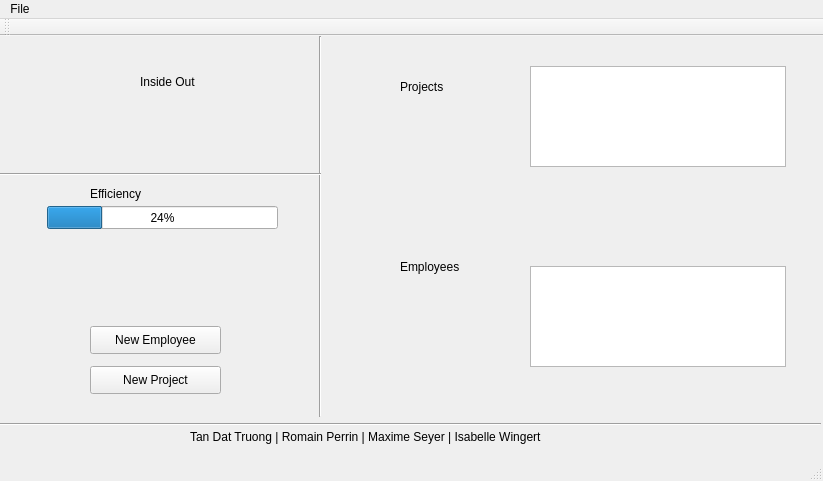
Before: the Qt Designer form mainwindow.ui in Romain96/M2S3_QualiteERP, drawn with Qt 5.
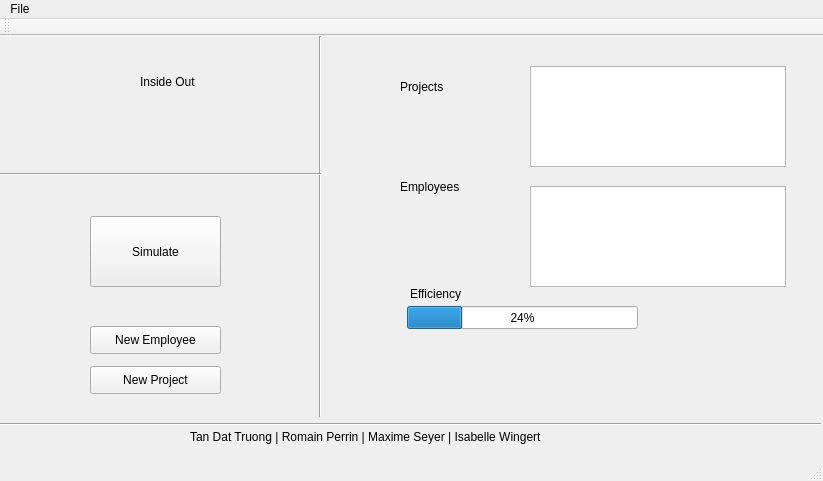
After: the same form once the commit is applied.

Commit message: simulate button

Diff of the .ui file:
```diff
--- a/mainwindow.ui
+++ b/mainwindow.ui
@@ -46,8 +46,8 @@
    <widget class="QProgressBar" name="progressBar">
     <property name="geometry">
      <rect>
-      <x>47</x>
-      <y>170</y>
+      <x>407</x>
+      <y>270</y>
       <width>231</width>
       <height>23</height>
      </rect>
@@ -69,8 +69,8 @@
    <widget class="QLabel" name="label_2">
     <property name="geometry">
      <rect>
-      <x>90</x>
-      <y>150</y>
+      <x>410</x>
+      <y>250</y>
       <width>61</width>
       <height>16</height>
      </rect>
@@ -135,7 +135,7 @@
     <property name="geometry">
      <rect>
       <x>400</x>
-      <y>220</y>
+      <y>140</y>
       <width>111</width>
       <height>21</height>
      </rect>
@@ -148,7 +148,7 @@
     <property name="geometry">
      <rect>
       <x>530</x>
-      <y>230</y>
+      <y>150</y>
       <width>256</width>
       <height>101</height>
      </rect>
@@ -180,6 +180,19 @@
      <string>New Employee</string>
     </property>
    </widget>
+   <widget class="QPushButton" name="pushButton_3">
+    <property name="geometry">
+     <rect>
+      <x>90</x>
+      <y>180</y>
+      <width>131</width>
+      <height>71</height>
+     </rect>
+    </property>
+    <property name="text">
+     <string>Simulate</string>
+    </property>
+   </widget>
   </widget>
   <widget class="QMenuBar" name="menuBar">
    <property name="geometry">
```
